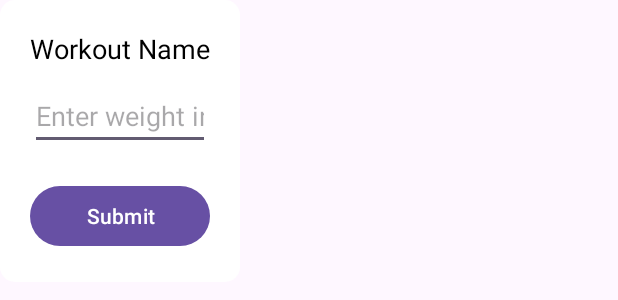
After one commit to athul6560/PRTrack, an Android app: the layout dialog_add_weight.xml on its own in the app's theme, with its tools: preview values and no code run, on a phone screen of 412 x 824 dp. The commit adds this screen. Shown: the top 300 px of the screen. Run offline under Robolectric (Android 15) with nearby library versions, the phone set to English and light mode, and no system bars.

Commit message:
add data popup done

```diff
--- /dev/null
+++ b/app/src/main/res/drawable/popup_background.xml
@@ -0,0 +1,5 @@
+<shape xmlns:android="http://schemas.android.com/apk/res/android">
+    <solid android:color="@color/white"/>
+    <corners android:radius="10dp"/>
+    <padding android:left="10dp" android:top="10dp" android:right="10dp" android:bottom="10dp"/>
+</shape>
--- a/app/src/main/res/layout/chart_item.xml
+++ b/app/src/main/res/layout/chart_item.xml
@@ -40,7 +40,7 @@
         app:layout_constraintTop_toBottomOf="@+id/workout_textview" />
 
     <Button
-        android:id="@+id/button2"
+        android:id="@+id/add_weight_button"
         android:layout_width="wrap_content"
         android:layout_height="wrap_content"
         android:layout_marginTop="32dp"
--- /dev/null
+++ b/app/src/main/res/layout/dialog_add_weight.xml
@@ -0,0 +1,33 @@
+<?xml version="1.0" encoding="utf-8"?>
+<LinearLayout xmlns:android="http://schemas.android.com/apk/res/android"
+    android:layout_width="wrap_content"
+    android:layout_height="wrap_content"
+    android:orientation="vertical"
+    android:padding="20dp"
+    android:background="@drawable/popup_background">
+
+    <TextView
+        android:id="@+id/dialog_workout_textview"
+        android:layout_width="wrap_content"
+        android:layout_height="wrap_content"
+        android:text="Workout Name"
+        android:textSize="18sp"
+        android:textColor="@color/black" />
+
+    <EditText
+        android:id="@+id/dialog_weight_input"
+        android:layout_width="match_parent"
+        android:layout_height="wrap_content"
+        android:hint="Enter weight in Kg"
+        android:inputType="numberDecimal"
+        android:textColor="@color/black"
+        android:layout_marginTop="10dp" />
+
+    <Button
+        android:id="@+id/dialog_submit_button"
+        android:layout_width="match_parent"
+        android:layout_height="wrap_content"
+        android:text="Submit"
+        android:layout_marginTop="20dp" />
+
+</LinearLayout>
```
Also changed, not shown: app/src/main/java/com/zeezaglobal/prtrack/Activities/BodyPartActivity.kt (+19 -4 lines), app/src/main/java/com/zeezaglobal/prtrack/RRAdapters/WorkoutLogAdapter.kt (+37 -2 lines).
